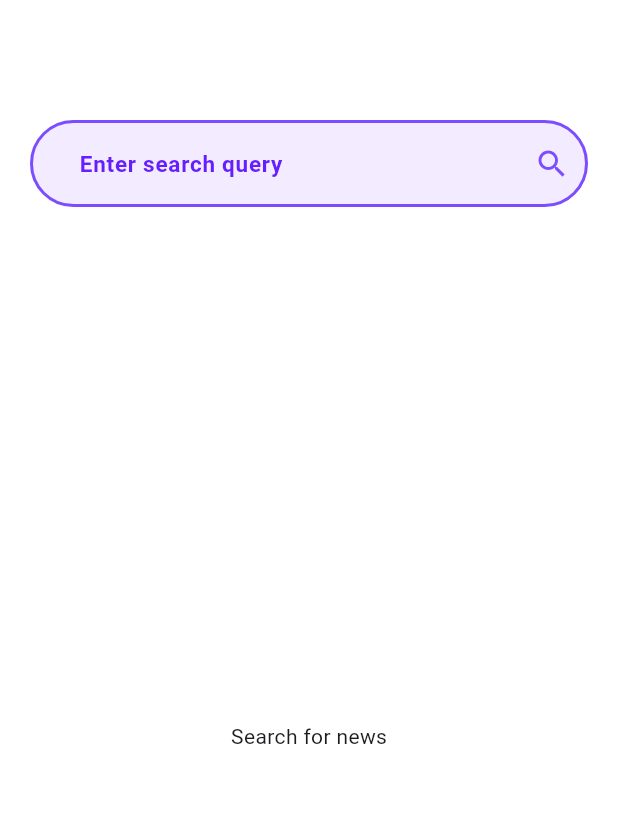
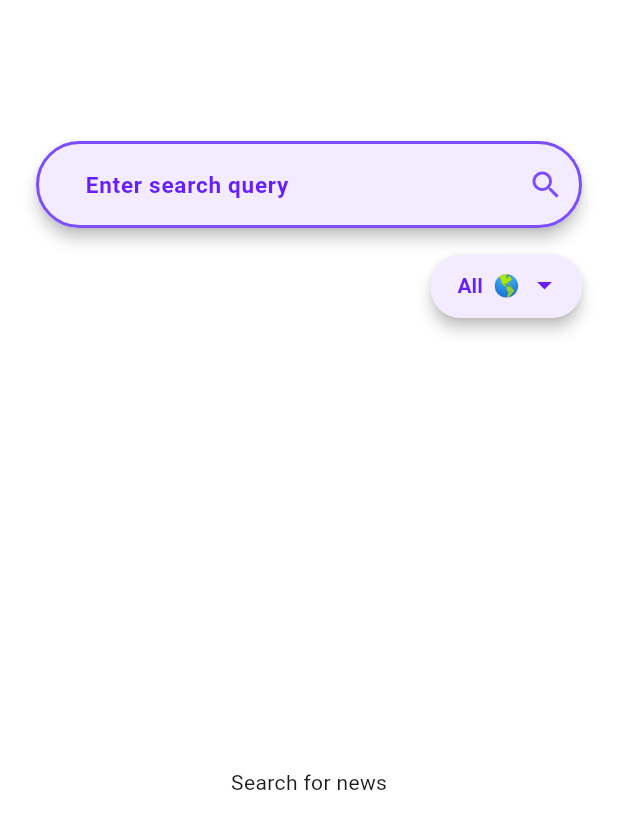
Before and after one commit to Asif-Faizal/Informed, a Flutter app: the screen it shows after launch, on a phone screen of 412 x 824 dp. Shown: the top 829 px of the screen. Run offline on Flutter 3.47's test engine with Material 3 defaults, Android fonts, the phone set to English and light mode, and no system bars; our stand-ins replace bloc, connectivity_plus, dartz, equatable, flutter_bloc, get_it and 2 more; network calls fail.

Commit message:
ADDED FUNCTIONALITY FOR COUNTRY WIDE NEWS

```diff
--- a/lib/features/news/bloc/news_bloc.dart
+++ b/lib/features/news/bloc/news_bloc.dart
@@ -10,19 +10,21 @@ part 'news_state.dart';
 class NewsBloc extends Bloc<NewsEvent, NewsState> {
   final GetQueryNews getQueryNews;
   final GetCountryNews getCountryNews;
+  String country = 'all';
 
-  NewsBloc({
-    required this.getQueryNews,
-    required this.getCountryNews
-  }) : super(NewsInitial()) {
+  NewsBloc({required this.getQueryNews, required this.getCountryNews})
+      : super(NewsInitial()) {
     on<GetQueryNewsEvent>((event, emit) async {
       try {
         // First emit loading state
         emit(QueryNewsLoading());
         print('Emitted QueryNewsLoading state');
 
+        country = 'all';
+
         // Get the result
-        final result = await getQueryNews(GetQueryNewsParams(query: event.query));
+        final result =
+            await getQueryNews(GetQueryNewsParams(query: event.query));
 
         // Handle the result
         result.fold(
@@ -32,7 +34,8 @@ class NewsBloc extends Bloc<NewsEvent, NewsState> {
           },
           (newsList) {
             emit(QueryNewsLoaded(news: newsList));
-            print('Emitted QueryNewsLoaded state with ${newsList.length} items');
+            print(
+                'Emitted QueryNewsLoaded state with ${newsList.length} items');
           },
         );
       } catch (e) {
@@ -46,6 +49,8 @@ class NewsBloc extends Bloc<NewsEvent, NewsState> {
         // First emit loading state
         emit(CountryNewsLoading());
         print('Emitted CountryNewsLoading state');
+
+        country = event.country;
 
         // Get the result
         final result = await getCountryNews(
@@ -63,7 +68,8 @@ class NewsBloc extends Bloc<NewsEvent, NewsState> {
           },
           (newsList) {
             emit(CountryNewsLoaded(news: newsList));
-            print('Emitted CountryNewsLoaded state with ${newsList.length} items');
+            print(
+                'Emitted CountryNewsLoaded state with ${newsList.length} items');
           },
         );
       } catch (e) {
--- a/lib/features/news/presentation/screen/home_screen.dart
+++ b/lib/features/news/presentation/screen/home_screen.dart
@@ -6,7 +6,8 @@ import 'package:tdd_clean/features/news/bloc/news_bloc.dart';
 import 'package:url_launcher/url_launcher.dart';
 
 class HomeScreen extends StatelessWidget {
-  const HomeScreen({super.key});
+  HomeScreen({super.key});
+  final controller = TextEditingController();
 
   @override
   Widget build(BuildContext context) {
@@ -18,10 +19,17 @@ class HomeScreen extends StatelessWidget {
         return Scaffold(
           backgroundColor: Colors.white,
           body: Padding(
-            padding: const EdgeInsets.only(left: 20, right: 20, top: 80),
+            padding: const EdgeInsets.only(
+                left: 20, right: 20, top: 90),
             child: Column(
+              mainAxisAlignment: MainAxisAlignment.start,
+              crossAxisAlignment: CrossAxisAlignment.center,
+              mainAxisSize: MainAxisSize.min,
               children: [
                 _buildSearchSection(context),
+                const SizedBox(height: 10),
+                _buildCountryDropdown(context),
+                const SizedBox(height: 3),
                 _buildNewsList(state),
               ],
             ),
@@ -31,36 +39,107 @@ class HomeScreen extends StatelessWidget {
     );
   }
 
+  Widget _buildCountryDropdown(BuildContext context) {
+    return Row(
+      mainAxisAlignment: MainAxisAlignment.end,
+      children: [
+        Card(
+          shape: RoundedRectangleBorder(
+            borderRadius: BorderRadius.circular(20),
+          ),
+          elevation: 4,
+          color: const Color.fromARGB(255, 243, 235, 255),
+          child: Padding(
+            padding: const EdgeInsets.only(top: 8,bottom: 10, left: 18,right: 13),
+            child: DropdownButton<String>(
+              iconDisabledColor: Colors.deepPurpleAccent.shade400,
+              iconEnabledColor: Colors.deepPurpleAccent.shade400,
+              underline: SizedBox(),
+              style: TextStyle(color: Colors.deepPurpleAccent.shade400,fontSize: 14,fontWeight: FontWeight.bold),
+              elevation: 0,
+              dropdownColor: Color.fromARGB(255, 249, 244, 255),
+              isDense: true,
+              value: context.read<NewsBloc>().country,
+              items: const [
+                DropdownMenuItem(
+                  value: 'all',
+                  child: Text('All  🌎'),
+                ),
+                DropdownMenuItem(
+                  value: 'us',
+                  child: Text('US   🇺🇸'),
+                ),
+                DropdownMenuItem(
+                  value: 'in',
+                  child: Text('IN   🇮🇳'),
+                ),
+                DropdownMenuItem(
+                  value: 'uk',
+                  child: Text('UK   🇬🇧'),
+                ),
+              ],
+              onChanged: (selectedCountry) {
+                if (selectedCountry == 'all') {
+                  final query = controller.text.trim();
+                  if (query == '') {
+                    context.read<NewsBloc>().add(GetQueryNewsEvent(query: 'all'));
+                  } else {
+                    context.read<NewsBloc>().add(GetQueryNewsEvent(query: query));
+                  }
+                } else if (selectedCountry != null) {
+                  final query = controller.text.trim();
+                  context.read<NewsBloc>().add(GetCountryWiseNewsEvent(
+                      country: selectedCountry, category: query));
+                }
+              },
+            ),
+          ),
+        ),
+      ],
+    );
+  }
+
   Widget _buildSearchSection(BuildContext context) {
-    final controller = TextEditingController();
-
     return Column(
       children: [
-        TextField(
-          style: TextStyle(color: Colors.deepPurpleAccent.shade400,fontSize: 17,fontWeight: FontWeight.w700),
+        Card(
+          shape: RoundedRectangleBorder(
+            borderRadius: BorderRadius.circular(50),
+          ),
+          elevation: 4,
+          color: const Color.fromARGB(255, 243, 235, 255),
+          child: TextField(
+            style: TextStyle(
+                color: Colors.deepPurpleAccent.shade400,
+                fontSize: 17,
+                fontWeight: FontWeight.w700),
             controller: controller,
             decoration: InputDecoration(
               fillColor: const Color.fromARGB(255, 243, 235, 255),
               filled: true,
               labelText: '    Enter search query',
-            labelStyle: TextStyle(color: Colors.deepPurpleAccent.shade400,fontSize: 15,fontWeight: FontWeight.w600),
+              labelStyle: TextStyle(
+                  color: Colors.deepPurpleAccent.shade400,
+                  fontSize: 15,
+                  fontWeight: FontWeight.w600),
               border: OutlineInputBorder(
                   borderRadius: BorderRadius.circular(50),
-              borderSide: BorderSide(width: 3,color: Colors.deepPurpleAccent.shade200)
-            ),
+                  borderSide: BorderSide(
+                      width: 3, color: Colors.deepPurpleAccent.shade200)),
               enabledBorder: OutlineInputBorder(
                   borderRadius: BorderRadius.circular(50),
-              borderSide: BorderSide(width: 2,color: Colors.deepPurpleAccent.shade200)
-            ),
+                  borderSide: BorderSide(
+                      width: 2, color: Colors.deepPurpleAccent.shade200)),
               focusedBorder: OutlineInputBorder(
                   borderRadius: BorderRadius.circular(50),
-              borderSide: BorderSide(width: 3,color: Colors.deepPurpleAccent.shade200)
-            ),
+                  borderSide: BorderSide(
+                      width: 3, color: Colors.deepPurpleAccent.shade200)),
               suffixIcon: InkWell(
                 onTap: () {
                   final query = controller.text.trim();
                   if (query.isNotEmpty) {
-                  print('Dispatching GetCountryWiseNewsEvent with query: $query');
+                    print(
+                        'Dispatching GetCountryWiseNewsEvent with query: $query');
                     context.read<NewsBloc>().add(
                           GetQueryNewsEvent(
                             query: query,
@@ -68,7 +147,10 @@ class HomeScreen extends StatelessWidget {
                         );
                   }
                 },
-              child: Icon(Icons.search,color: Colors.deepPurpleAccent.shade200,),
+                child: Icon(
+                  Icons.search,
+                  color: Colors.deepPurpleAccent.shade200,
+                ),
               ),
             ),
             onSubmitted: (value) {
@@ -83,19 +165,23 @@ class HomeScreen extends StatelessWidget {
               }
             },
           ),
-        const SizedBox(height: 20),
+        ),
       ],
     );
   }
 
   Widget _buildShimmerLoading() {
     return Shimmer.fromColors(
-      baseColor:  const Color.fromARGB(255, 243, 235, 255),
-      highlightColor:Colors.white,
+      baseColor: const Color.fromARGB(255, 243, 235, 255),
+      highlightColor: Colors.white,
       child: ListView.builder(
+        shrinkWrap: true, // Add this
+        physics: const BouncingScrollPhysics(), // Add this
+        padding: EdgeInsets.zero,
         itemCount: 5,
         itemBuilder: (context, index) {
           return Card(
+            elevation: 4,
             margin: const EdgeInsets.all(8),
             child: Column(
               crossAxisAlignment: CrossAxisAlignment.start,
@@ -103,8 +189,10 @@ class HomeScreen extends StatelessWidget {
                 Padding(
                   padding: const EdgeInsets.all(8.0),
                   child: Container(
-                    decoration: BoxDecoration(borderRadius: BorderRadius.circular(8),
-                    color: Colors.white,),
+                    decoration: BoxDecoration(
+                      borderRadius: BorderRadius.circular(8),
+                      color: Colors.white,
+                    ),
                     width: double.infinity,
                     height: 200,
                   ),
@@ -159,7 +247,7 @@ class HomeScreen extends StatelessWidget {
   }
 
   Widget _buildNewsList(NewsState state) {
-    return Expanded(
+    return Flexible(
       child: Builder(
         builder: (context) {
           print('Building news list with state: $state');
@@ -174,23 +262,29 @@ class HomeScreen extends StatelessWidget {
                 : (state as QueryNewsLoaded).news;
 
             return ListView.builder(
+              shrinkWrap: true, // Add this
+              physics: const BouncingScrollPhysics(), // Add this
+              padding: EdgeInsets.zero,
               itemCount: articles.length,
               itemBuilder: (context, index) {
                 final article = articles[index];
                 return Card(
-                  color:  const Color.fromARGB(255, 243, 235, 255),
+                  elevation: 4,
+                  color: const Color.fromARGB(255, 243, 235, 255),
                   margin: const EdgeInsets.all(8),
                   child: Column(
                     crossAxisAlignment: CrossAxisAlignment.start,
                     children: [
                       if (article.urlToImage != null)
                         Padding(
-                          padding: const EdgeInsets.symmetric(vertical: 12,horizontal: 15),
+                          padding: const EdgeInsets.symmetric(
+                              vertical: 12, horizontal: 15),
                           child: Container(
                             decoration: BoxDecoration(
                                 borderRadius: BorderRadius.circular(6),
-                              border: Border.all(color: Colors.deepPurpleAccent.shade100,width: 1)
-                            ),
+                                border: Border.all(
+                                    color: Colors.deepPurpleAccent.shade100,
+                                    width: 1)),
                             child: ClipRRect(
                               borderRadius: BorderRadius.circular(5),
                               child: Image.network(
@@ -226,24 +320,30 @@ class HomeScreen extends StatelessWidget {
                             const SizedBox(height: 8),
                             Row(
                               children: [
-                                Icon(Icons.source, size: 16, color:Colors.deepPurpleAccent.shade200),
+                                Icon(Icons.source,
+                                    size: 16,
+                                    color: Colors.deepPurpleAccent.shade200),
                                 const SizedBox(width: 4),
                                 Text(
                                   article.sourceName,
                                   style: TextStyle(
-                                    color:Colors.deepPurpleAccent.shade200,
+                                    color: Colors.deepPurpleAccent.shade200,
                                     fontSize: 14,
                                   ),
                                 ),
                                 if (article.author != null) ...[
                                   const SizedBox(width: 16),
-                                  Icon(Icons.person, size: 16, color:Colors.deepPurpleAccent.shade200,),
+                                  Icon(
+                                    Icons.person,
+                                    size: 16,
+                                    color: Colors.deepPurpleAccent.shade200,
+                                  ),
                                   const SizedBox(width: 4),
                                   Expanded(
                                     child: Text(
                                       article.author!,
                                       style: TextStyle(
-                                        color:Colors.deepPurpleAccent.shade200,
+                                        color: Colors.deepPurpleAccent.shade200,
                                         fontSize: 14,
                                       ),
                                       overflow: TextOverflow.ellipsis,
@@ -274,11 +374,18 @@ class HomeScreen extends StatelessWidget {
                                 fontSize: 14,
                               ),
                             ),
-                            SizedBox(height: 3,),
+                            SizedBox(
+                              height: 3,
+                            ),
                             InkWell(
-                              child:  Text('read more...',style: TextStyle(color: Colors.deepPurpleAccent.shade200,fontSize: 14,fontWeight: FontWeight.bold)),
+                              child: Text('read more...',
+                                  style: TextStyle(
+                                      color: Colors.deepPurpleAccent.shade200,
+                                      fontSize: 14,
+                                      fontWeight: FontWeight.bold)),
                               onTap: () async {
-                                if (await canLaunchUrl(Uri.parse(article.url))) {
+                                if (await canLaunchUrl(
+                                    Uri.parse(article.url))) {
                                   await launchUrl(Uri.parse(article.url));
                                 }
                               },
--- a/lib/main.dart
+++ b/lib/main.dart
@@ -38,8 +38,8 @@ class MyApp extends StatelessWidget {
   Widget build(BuildContext context) {
     return MaterialApp(
       home: BlocProvider(
-        create: (context) => di.sl<NewsBloc>(),
-        child: const HomeScreen(),
+        create: (context) => di.sl<NewsBloc>()..add(GetQueryNewsEvent(query: 'all')),
+        child: HomeScreen(),
       ),
     );
   }
```
Also changed, not shown: 2 other files. Lines whose indentation alone changed are shown as unchanged.
